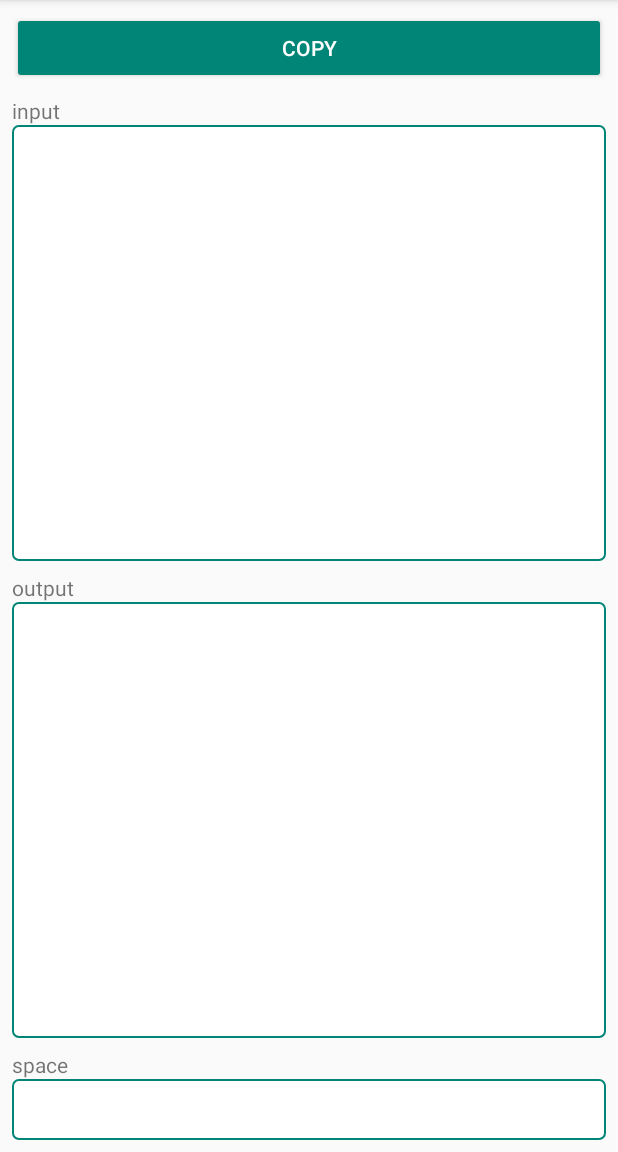
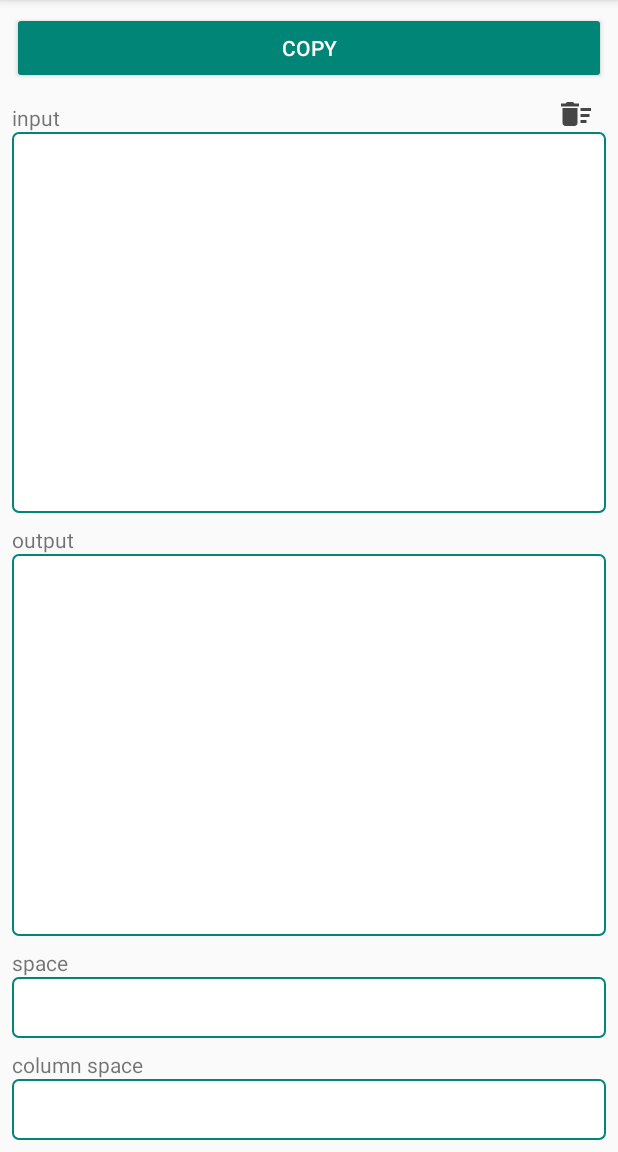
Before and after one commit to ZhanXuzhao/HengShu, an Android app: the screen it shows after launch (MainActivity), after a tap on "COPY", on a phone screen of 412 x 824 dp, the part 84-1236 px from its top. Run offline under Robolectric (Android 15) with nearby library versions, the phone set to English and light mode, and no system bars.

Commit message:
增加列边距和清空按钮；

```diff
--- a/app/src/main/java/com/zxz/hengshu/HengShuUtil.kt
+++ b/app/src/main/java/com/zxz/hengshu/HengShuUtil.kt
@@ -10,7 +10,7 @@ import java.lang.StringBuilder
  * version: 1.0
  */
 
-fun heng2shu(input: String, space: String = "    "): String {
+fun heng2shu(input: String, space: String = "    ", columnSpace: String = ""): String {
     val inputSplit = input.split("\n")
     val row = inputSplit.size
     var col = 0
@@ -26,7 +26,7 @@ fun heng2shu(input: String, space: String = "    "): String {
     for (c in 0 until col) {
         for (r in 0 until row) {
             if (inputSplit[r].length > c) {
-                resultList[c] = resultList[c] + inputSplit[r].get(c)
+                resultList[c] = resultList[c] + inputSplit[r].get(c) + columnSpace
             } else {
                 resultList[c] = resultList[c] + space
             }
--- a/app/src/main/java/com/zxz/hengshu/MainActivity.kt
+++ b/app/src/main/java/com/zxz/hengshu/MainActivity.kt
@@ -13,27 +13,43 @@ import android.widget.Toast
 
 class MainActivity : AppCompatActivity() {
 
+    private val textWatcher = object : TextWatcher {
+        override fun afterTextChanged(s: Editable?) {
+            et_output.setText(
+                heng2shu(
+                    et_input.text.toString(),
+                    et_space.text.toString(),
+                    et_column_space.text.toString()
+                )
+            )
+        }
+
+        override fun beforeTextChanged(s: CharSequence?, start: Int, count: Int, after: Int) {
+        }
+
+        override fun onTextChanged(s: CharSequence?, start: Int, before: Int, count: Int) {
+        }
+    }
+
     override fun onCreate(savedInstanceState: Bundle?) {
         super.onCreate(savedInstanceState)
         setContentView(R.layout.activity_main)
 
-        et_input.addTextChangedListener(object : TextWatcher {
-            override fun afterTextChanged(s: Editable?) {
-                et_output.setText(heng2shu(et_input.text.toString(), et_space.text.toString()))
-            }
+        et_input.addTextChangedListener(textWatcher)
+        et_space.addTextChangedListener(textWatcher)
+        et_column_space.addTextChangedListener(textWatcher)
+        iv_clear.setOnClickListener { et_input.setText("") }
 
-            override fun beforeTextChanged(s: CharSequence?, start: Int, count: Int, after: Int) {
-            }
-
-            override fun onTextChanged(s: CharSequence?, start: Int, before: Int, count: Int) {
-            }
-        })
         btn_copy.setOnClickListener {
-            val clipboard = getSystemService(Context.CLIPBOARD_SERVICE) as ClipboardManager
-            val clip = ClipData.newPlainText("", et_output.text)
-            clipboard.primaryClip = clip
+            clipOutput()
             Toast.makeText(this, "copy success", Toast.LENGTH_SHORT).show()
         }
     }
 
+    private fun clipOutput() {
+        val clipboard = getSystemService(Context.CLIPBOARD_SERVICE) as ClipboardManager
+        val clip = ClipData.newPlainText("", et_output.text)
+        clipboard.primaryClip = clip
+    }
+
 }
--- /dev/null
+++ b/app/src/main/res/drawable/ic_delete_sweep_black_24dp.xml
@@ -0,0 +1,5 @@
+<vector android:alpha="0.72" android:height="24dp"
+    android:viewportHeight="24.0" android:viewportWidth="24.0"
+    android:width="24dp" xmlns:android="http://schemas.android.com/apk/res/android">
+    <path android:fillColor="#FF000000" android:pathData="M15,16h4v2h-4zM15,8h7v2h-7zM15,12h6v2h-6zM3,18c0,1.1 0.9,2 2,2h6c1.1,0 2,-0.9 2,-2L13,8L3,8v10zM14,5h-3l-1,-1L6,4L5,5L2,5v2h12z"/>
+</vector>
--- a/app/src/main/res/layout/activity_main.xml
+++ b/app/src/main/res/layout/activity_main.xml
@@ -7,6 +7,7 @@
         android:padding="8dp"
         android:layout_width="match_parent"
         android:layout_height="match_parent"
+        tools:ignore="Autofill,LabelFor,TextFields"
         tools:context=".MainActivity">
 
     <Button android:layout_width="match_parent"
@@ -19,9 +20,23 @@
             android:textColor="#fff"
             android:backgroundTint="@color/colorPrimary"
             android:text="@string/copy"/>
-    <TextView android:layout_width="wrap_content"
-              android:layout_marginTop="8dp" android:layout_height="wrap_content"
-              android:text="@string/input"/>
+    <FrameLayout android:layout_marginTop="8dp"
+                 android:layout_width="match_parent" android:layout_height="wrap_content">
+
+        <TextView android:layout_width="wrap_content"
+                  android:layout_height="wrap_content"
+                  android:layout_gravity="bottom"
+                  android:text="@string/input"/>
+
+        <ImageView
+                android:id="@+id/iv_clear"
+                android:layout_width="wrap_content" android:layout_height="wrap_content"
+                android:layout_gravity="end"
+                android:paddingStart="8dp"
+                android:paddingEnd="8dp"
+                android:src="@drawable/ic_delete_sweep_black_24dp" tools:ignore="ContentDescription"/>
+    </FrameLayout>
+
     <EditText
             android:id="@+id/et_input"
             android:layout_width="match_parent"
@@ -30,7 +45,7 @@
             android:padding="8dp"
             tools:text="Hello World!"
             android:gravity="top"
-            android:layout_weight="1"/>
+            android:layout_weight="1" />
 
     <TextView android:layout_width="wrap_content" android:layout_height="wrap_content"
               android:layout_marginTop="8dp"
@@ -55,6 +70,18 @@
               android:id="@+id/et_space"
               android:background="@drawable/rect"
               android:padding="8dp"
-              android:text="    "
+              android:text="@string/hanzi_space"
+              android:layout_height="wrap_content"/>
+
+    <TextView android:layout_width="match_parent"
+              android:layout_marginTop="8dp"
+              android:text="@string/column_space_hint"
+              android:layout_height="wrap_content"/>
+
+    <EditText android:layout_width="match_parent"
+              android:id="@+id/et_column_space"
+              android:background="@drawable/rect"
+              android:padding="8dp"
+              android:text="@string/column_space"
               android:layout_height="wrap_content"/>
 </LinearLayout>
--- a/app/src/main/res/values/strings.xml
+++ b/app/src/main/res/values/strings.xml
@@ -5,4 +5,7 @@
     <string name="space">space</string>
     <string name="input">input</string>
     <string name="output">output</string>
+    <string name="hanzi_space"/>
+    <string name="column_space"/>
+    <string name="column_space_hint">column space</string>
 </resources>
```
